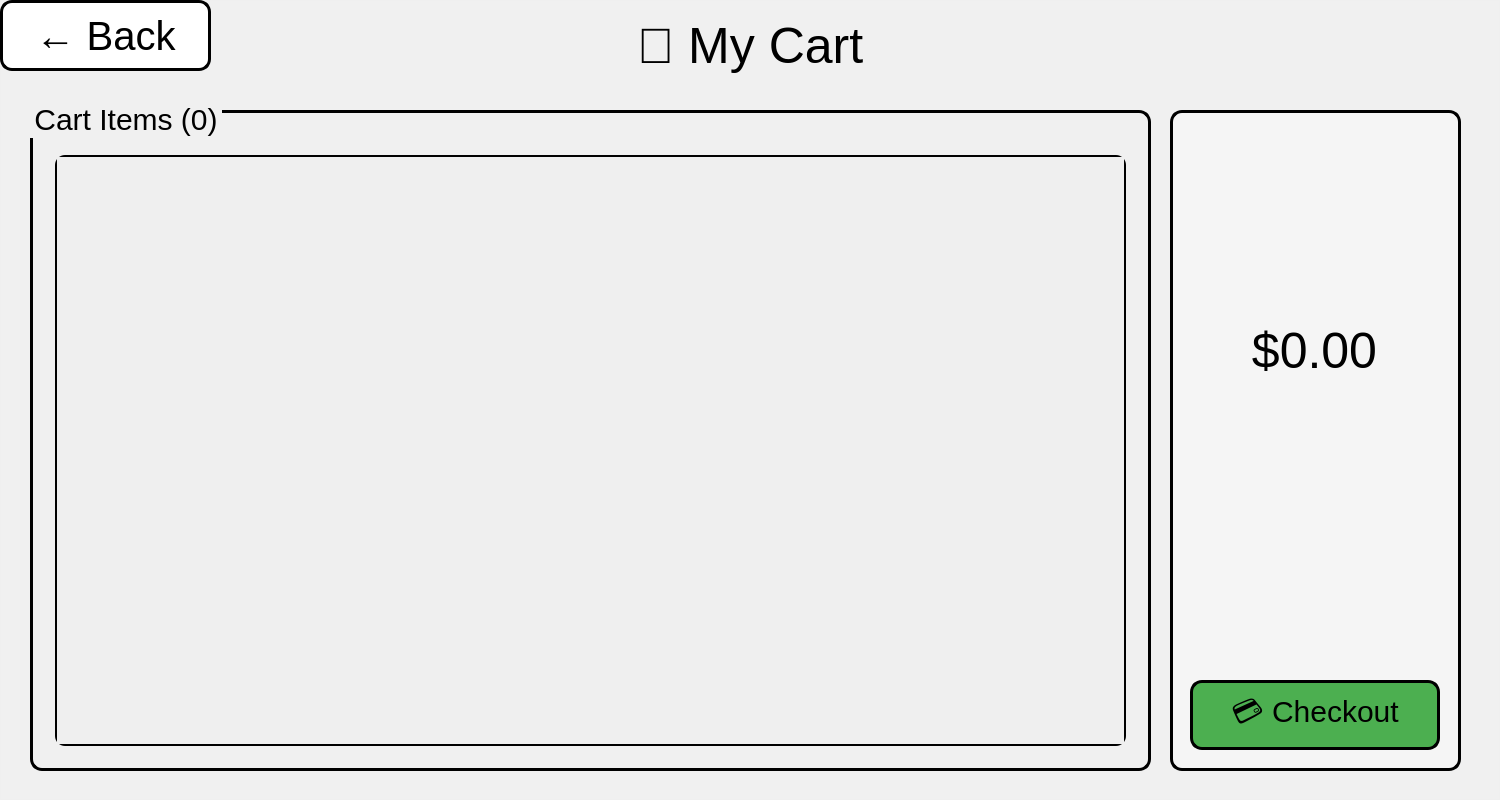
Above: BookClubProject/Users/cartwindow.ui from mohammadshirizadeh-sudo/book-club before the change. Below: the same form after it.
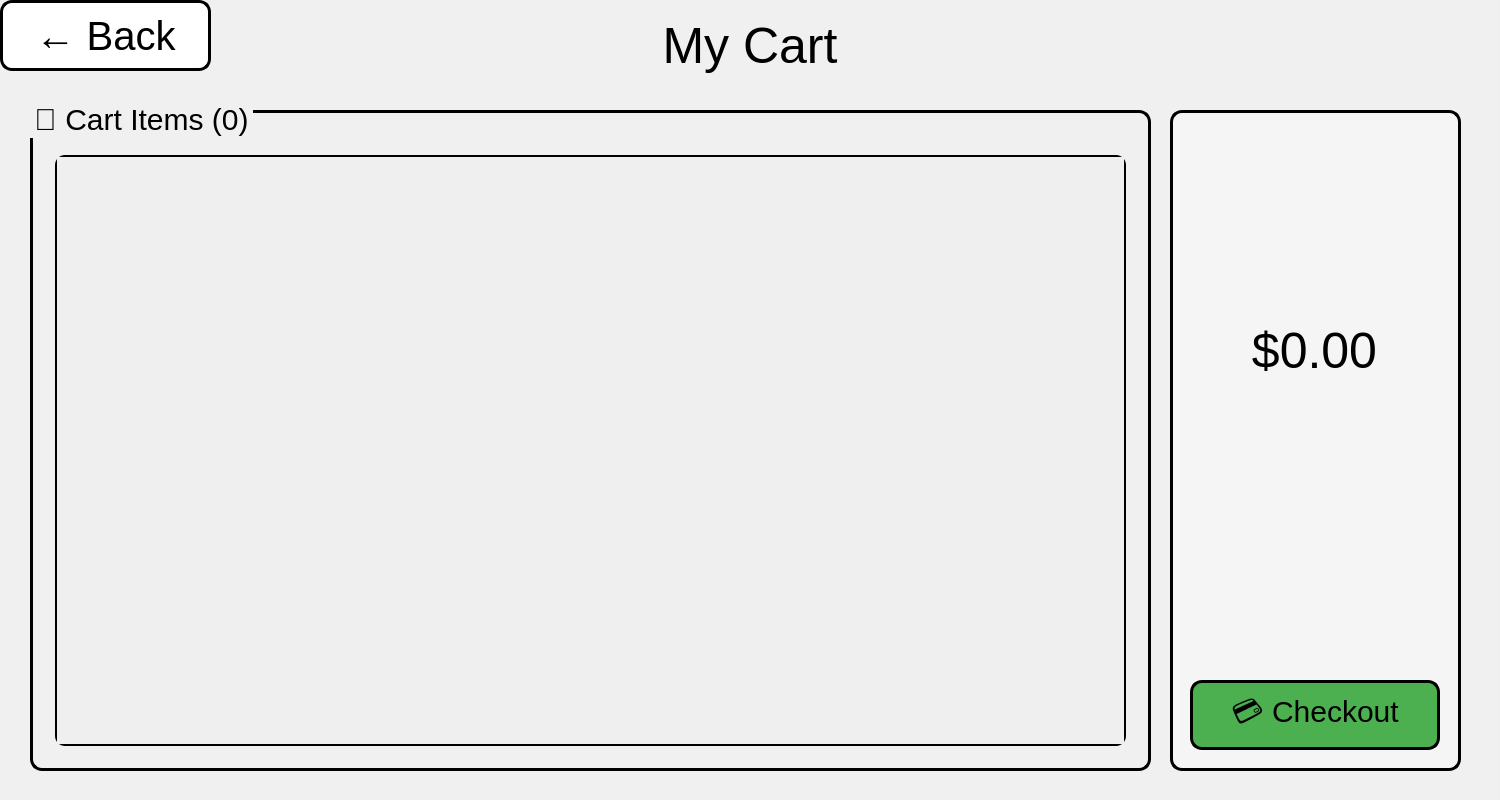
That is the form after the change. Icons and pictures are not drawn.

Diff of the .ui file:
```diff
--- a/BookClubProject/Users/cartwindow.ui
+++ b/BookClubProject/Users/cartwindow.ui
@@ -69,7 +69,7 @@
 }</string>
      </property>
      <property name="text">
-      <string>🛒 My Cart</string>
+      <string>My Cart</string>
      </property>
      <property name="alignment">
       <set>Qt::AlignmentFlag::AlignCenter</set>
@@ -96,7 +96,7 @@
 }</string>
      </property>
      <property name="title">
-      <string>Cart Items (0)</string>
+      <string>🛒 Cart Items (0)</string>
      </property>
      <widget class="QScrollArea" name="cartScrollArea">
       <property name="geometry">
```
